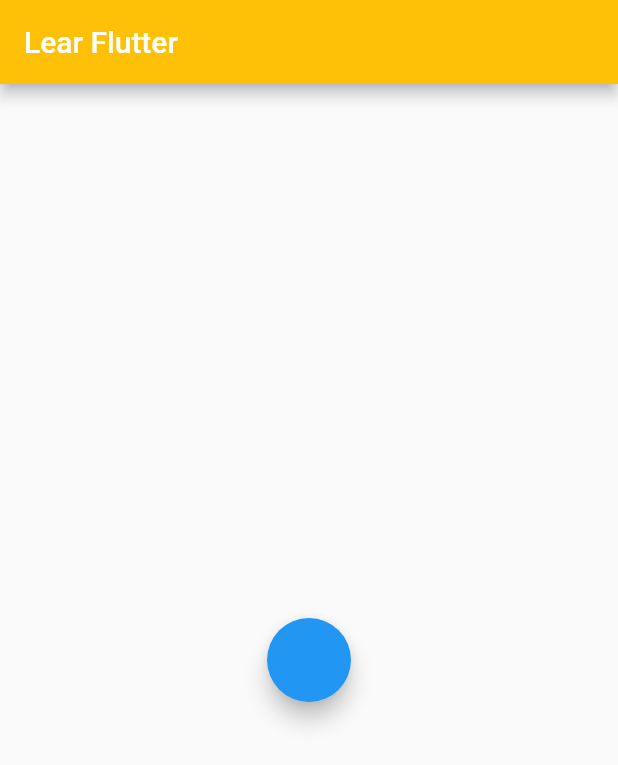
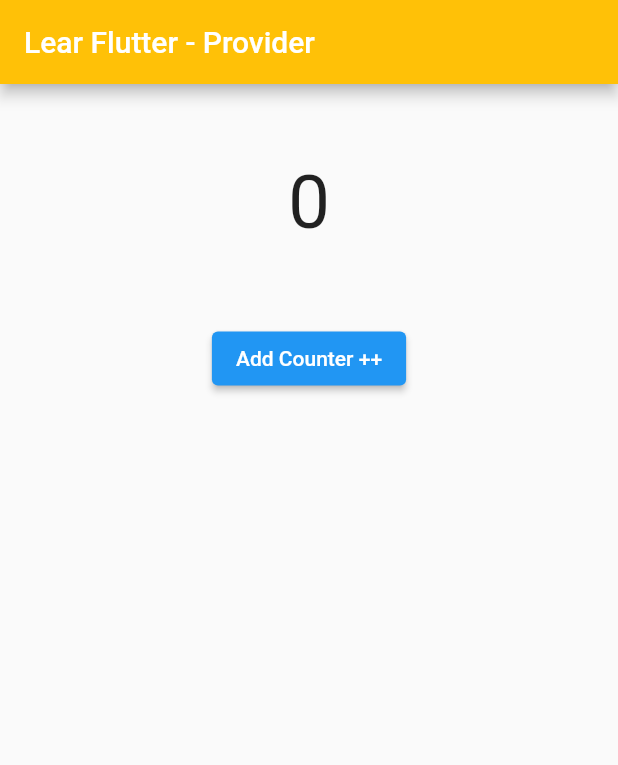
Before and after one commit to truongdc21/learningFlutter, a Flutter app: the screen it shows after launch, on a phone screen of 412 x 824 dp. Shown: the top 765 px of the screen. Run offline on Flutter 3.47's test engine with Material 2 defaults, Android fonts, the phone set to English and light mode, and no system bars.

Commit message:
Learn Provider

```diff
--- a/lib/main.dart
+++ b/lib/main.dart
@@ -1,15 +1,17 @@
 import 'package:flutter/material.dart';
+import 'package:provider/provider.dart';
 
 void main() {
   runApp(MaterialApp(
     home: SafeArea(
-      child: Scaffold(
-        appBar: AppBar(
-          backgroundColor: Colors.amber,
-          title: const Text("Lear Flutter"),
-        ),
-        body: Center(
-          child: MyWidget2(false),
+      child:  ChangeNotifierProvider(
+        create: (_) => CounterProvider(),
+        child: Scaffold(
+          appBar: AppBar(
+            backgroundColor: Colors.amber,
+            title: const Text("Lear Flutter - Provider"),
+          ),
+          body: const CounterHome(),
         ),
       ),
     ),
@@ -17,55 +19,44 @@ void main() {
   ));
 }
 
-/// Stateless *
-class MyWidget extends StatelessWidget {
-  final bool isLoading;
+class CounterProvider extends ChangeNotifier {
+  int _counter = 0;
 
-  MyWidget(this.isLoading);
+  int get counter => _counter;
+
+  void add() {
+    _counter++;
+    notifyListeners();
+  }
+}
+class CounterHome extends StatelessWidget {
+  const CounterHome({super.key});
 
   @override
   Widget build(BuildContext context) {
-    if (isLoading) {
-      return const CircularProgressIndicator();
-    } else {
-      return const Text(" Stateless");
-    }
-  }
-}
-
-/// Stateful *
-class MyWidget2 extends StatefulWidget {
-  final bool isLoading;
-
-  MyWidget2(this.isLoading);
-
-  @override
-  State<StatefulWidget> createState() {
-    return MyWidget2State();
-  }
-}
-
-class MyWidget2State extends State<MyWidget2> {
-
-  late bool _localLoading ;
-
-  /// initSate is function run before function @build
-  @override
-  void initState() {
-    super.initState();
-    _localLoading = widget.isLoading;
+    final watchCounterProvider = context.watch<CounterProvider>();
+    final readCounterProvider = context.read<CounterProvider>();
+    return Center(
+      child: Padding(
+        padding: const EdgeInsets.only(top: 50.0),
+        child: Column(
+          mainAxisSize: MainAxisSize.max,
+          children: [
+            Text(
+                watchCounterProvider.counter.toString(),
+                style: const TextStyle(fontSize: 50),
+            ),
+            const SizedBox(height: 50,),
+            ElevatedButton(
+                onPressed: () {
+                  readCounterProvider.add();
+                },
+                child: const Text('Add Counter ++'),
+            )
+          ],
+        ),
+      ),
+    );
   }
 
-  @override
-  Widget build(BuildContext context) {
-    return _localLoading
-        ? const CircularProgressIndicator()
-        : FloatingActionButton(onPressed: onClickButton);
-  }
-
-  void onClickButton() {
-    setState(() {
-      _localLoading = true ;
-    });
-  }
 }
--- a/pubspec.yaml
+++ b/pubspec.yaml
@@ -30,7 +30,7 @@ environment:
 dependencies:
   flutter:
     sdk: flutter
-
+  provider: ^6.0.5
 
   # The following adds the Cupertino Icons font to your application.
   # Use with the CupertinoIcons class for iOS style icons.
```
Also changed, not shown: pubspec.lock.
